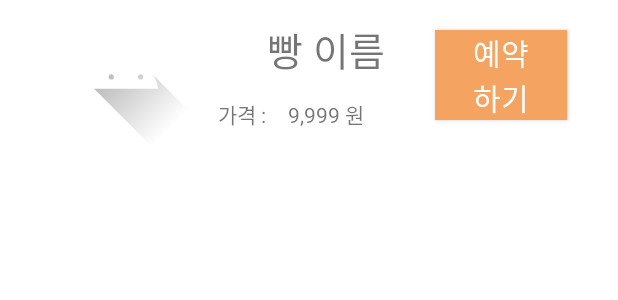
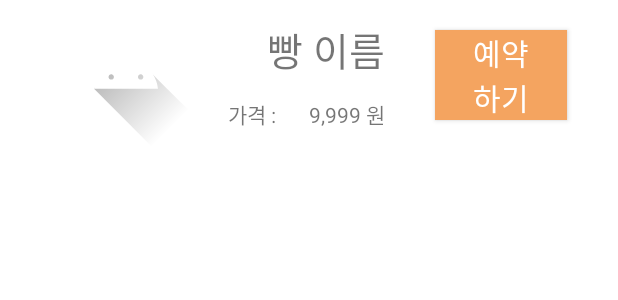
Before and after one commit to smpark0213/Dang-Geun-Bread, an Android app: the layout bread_store.xml on its own in the app's theme, with its tools: preview values and no code run, on a phone screen of 412 x 824 dp. Shown: the top 300 px of the screen. Run offline under Robolectric (Android 15) with nearby library versions, the phone set to English and light mode, and no system bars.

Commit message:
StoreActivity에서 Bread_Detail로 필요한 정보 bundle로 보내기 & Bread_Detail에서 장바구니에 담은 정보 StoreActivity 'onActivityResult' 에서 받기

```diff
--- a/app/src/main/java/gachon/termproject/danggeun/Adapter/FirstAdapter.java
+++ b/app/src/main/java/gachon/termproject/danggeun/Adapter/FirstAdapter.java
@@ -91,7 +91,7 @@ public class FirstAdapter extends RecyclerView.Adapter<FirstAdapter.freeViewHold
 
             //빵 가격 넣기
             TextView userName = cardView.findViewById(R.id.price);
-            userName.setText(mDataset.get(position).getPrice());
+            userName.setText((int)mDataset.get(position).getPrice());
 
 //            TextView createdAt = cardView.findViewById(R.id.bread_date);
 //            createdAt.setText(new SimpleDateFormat("MM-dd hh:mm", Locale.KOREA).format(mDataset.get(position).getDate()));
--- a/app/src/main/java/gachon/termproject/danggeun/Bread_list_manager.java
+++ b/app/src/main/java/gachon/termproject/danggeun/Bread_list_manager.java
@@ -63,7 +63,7 @@ public class Bread_list_manager extends AppCompatActivity {
                                         document.getData().get("storeID").toString(),
                                         document.getData().get("breadId").toString(),
                                         document.getData().get("breadName").toString(),
-                                        document.getData().get("price").toString(),
+                                        (long) document.getData().get("price"),
                                         (long) document.getData().get("count"),
                                         document.getData().get("photoURL").toString()
                                 ));
--- a/app/src/main/java/gachon/termproject/danggeun/MenuRegister.java
+++ b/app/src/main/java/gachon/termproject/danggeun/MenuRegister.java
@@ -91,12 +91,12 @@ public class MenuRegister extends AppCompatActivity {
             @Override
             public void onClick(View v) {
                 String breadname=editBreadName.getText().toString();
-                String breadpirce=editBreadPrice.getText().toString();
+                long breadpirce=Integer.parseInt(editBreadPrice.getText().toString());
                 long breadquantitiy=Integer.parseInt(editBreadQuantity.getText().toString());
 
 
                 //edittext나 img가 비어있으면 비어있으니까 채우라고 토스트메시지 띄우기
-                if(breadname==null || breadpirce==null || downloadUri==null || breadquantitiy==0)
+                if(breadname==null || breadpirce==0 || downloadUri==null || breadquantitiy==0)
                 {
                     Log.v("메뉴정보",breadname+breadpirce+downloadUri+breadquantitiy);
                     startToast("사진이나 내용이 비어있어요!");
--- a/app/src/main/res/layout/bread_detail.xml
+++ b/app/src/main/res/layout/bread_detail.xml
@@ -51,18 +51,18 @@
             android:layout_height="wrap_content"
             android:layout_gravity="center_vertical"
             android:gravity="left"
-            android:text="1000"
+            android:text="0000"
             android:textSize="25dp"
             android:textColor="@color/black"/>
         <TextView
             android:layout_width="wrap_content"
             android:layout_height="wrap_content"
             android:layout_gravity="center_vertical"
-            android:layout_marginRight="10dp"
+            android:gravity="left"
             android:text="원"
             android:textSize="25dp"
+            android:layout_marginRight="10dp"
             android:textColor="@color/black"/>
-
     </LinearLayout>
 
 
--- a/app/src/main/res/layout/bread_store.xml
+++ b/app/src/main/res/layout/bread_store.xml
@@ -16,15 +16,15 @@
 
     <androidx.appcompat.widget.AppCompatTextView
         android:id="@+id/bread_name"
-        android:layout_marginLeft="10dp"
-        tools:text="빵 이름"
-        android:textSize="26sp"
         android:layout_width="wrap_content"
         android:layout_height="wrap_content"
+        android:layout_marginLeft="10dp"
+        android:textSize="26sp"
+        app:layout_constraintBottom_toTopOf="@id/bread_price"
+        app:layout_constraintEnd_toStartOf="@id/btn_bread_reservation"
+        app:layout_constraintStart_toEndOf="@id/bread_img"
         app:layout_constraintTop_toTopOf="@id/bread_img"
-        app:layout_constraintStart_toEndOf="@id/bread_img"
-        app:layout_constraintEnd_toStartOf="@id/btn_bread_reservation"
-        app:layout_constraintBottom_toTopOf="@id/bread_price"/>
+        tools:text="빵 이름" />
 
     <androidx.appcompat.widget.AppCompatTextView
         android:id="@+id/tx_price"
@@ -40,13 +40,14 @@
 
     <androidx.appcompat.widget.AppCompatTextView
         android:id="@+id/bread_price"
-        tools:text="9,999 원"
         android:layout_width="wrap_content"
         android:layout_height="wrap_content"
+        app:layout_constraintBottom_toBottomOf="@id/bread_img"
+        app:layout_constraintEnd_toEndOf="@id/bread_name"
+        app:layout_constraintHorizontal_bias="1.0"
+        app:layout_constraintStart_toStartOf="@id/bread_name"
         app:layout_constraintTop_toBottomOf="@id/bread_name"
-        app:layout_constraintStart_toStartOf="@id/bread_name"
-        app:layout_constraintEnd_toEndOf="@id/bread_name"
-        app:layout_constraintBottom_toBottomOf="@id/bread_img"/>
+        tools:text="9,999 원" />
 
     <androidx.appcompat.widget.AppCompatButton
         android:background="@color/purple_500"
```
Also changed, not shown: app/src/main/java/gachon/termproject/danggeun/Adapter/BreadAdpater.java (+7 -6 lines), app/src/main/java/gachon/termproject/danggeun/BreadInfo.java (+14 -4 lines), app/src/main/java/gachon/termproject/danggeun/Bread_Detail.java (+13 -10 lines), app/src/main/java/gachon/termproject/danggeun/StoreActivity.java (+56 -3 lines).
